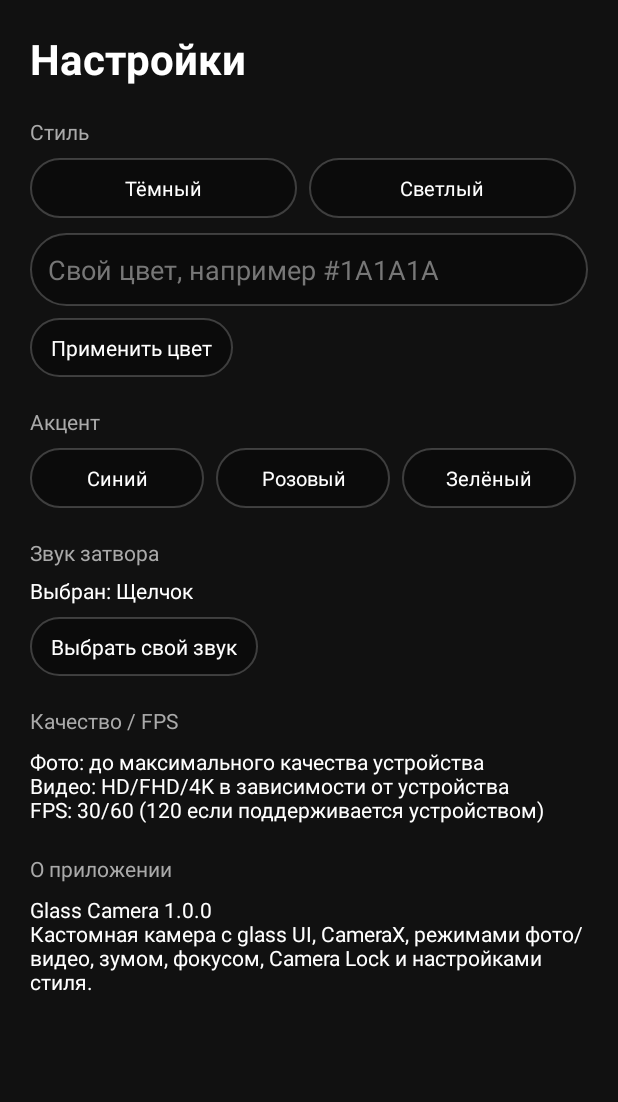
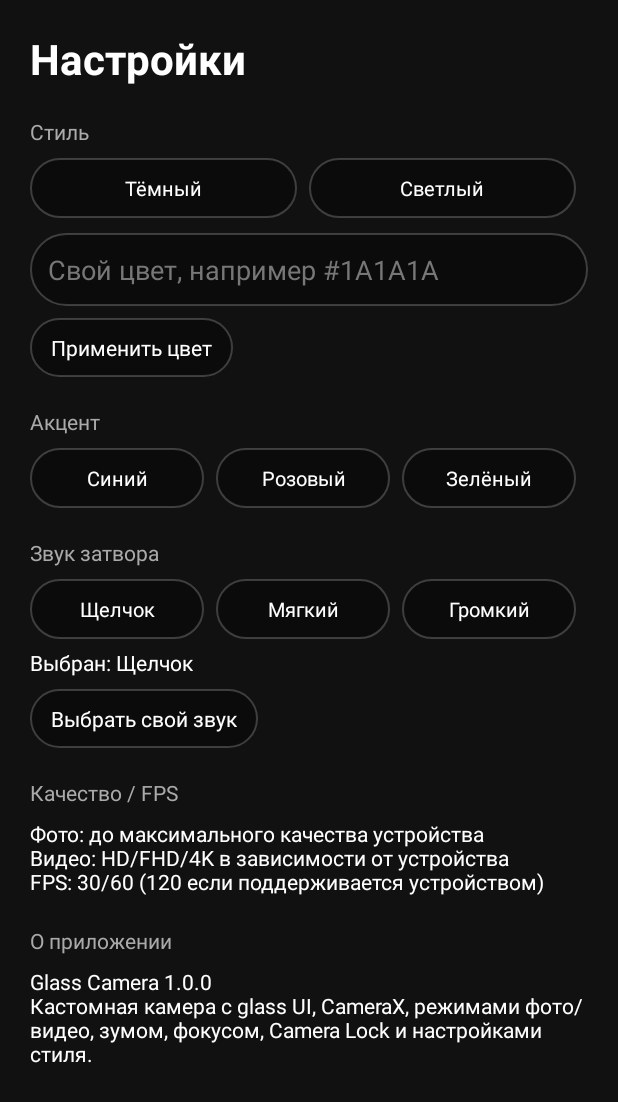
Before and after one commit to artemtralalal/Vibe-CAM-G1, an Android app: the SettingsActivity screen opened directly, with no data from a screen before it, on a phone screen of 412 x 824 dp. Shown: the top 1102 px of the screen. Run offline under Robolectric (Android 15) with nearby library versions, the phone set to English and light mode, and no system bars.

Commit message:
Update app/src/main/res/layout/activity_settings.xml

```diff
--- a/app/src/main/res/layout/activity_settings.xml
+++ b/app/src/main/res/layout/activity_settings.xml
@@ -26,7 +26,12 @@
         </LinearLayout>
 
         <TextView android:layout_width="wrap_content" android:layout_height="wrap_content" android:layout_marginTop="20dp" android:text="Звук затвора" android:textColor="#AAAAAA" android:textSize="14sp" />
-        <TextView android:id="@+id/soundStatus" android:layout_width="wrap_content" android:layout_height="wrap_content" android:layout_marginTop="6dp" android:text="По умолчанию" android:textColor="#FFFFFF" />
+        <LinearLayout android:layout_width="match_parent" android:layout_height="wrap_content" android:layout_marginTop="8dp" android:orientation="horizontal">
+            <TextView android:id="@+id/soundDefault" style="@style/MenuBtn" android:text="Щелчок" />
+            <TextView android:id="@+id/soundSoft" style="@style/MenuBtn" android:text="Мягкий" />
+            <TextView android:id="@+id/soundLoud" style="@style/MenuBtn" android:text="Громкий" />
+        </LinearLayout>
+        <TextView android:id="@+id/soundStatus" android:layout_width="wrap_content" android:layout_height="wrap_content" android:layout_marginTop="6dp" android:text="По умолчанию: Щелчок" android:textColor="#FFFFFF" />
         <TextView android:id="@+id/pickSound" android:layout_width="wrap_content" android:layout_height="wrap_content" android:layout_marginTop="8dp" android:background="@drawable/glass_pill" android:paddingHorizontal="14dp" android:paddingVertical="10dp" android:text="Выбрать свой звук" android:textColor="#FFFFFF" />
 
         <TextView android:layout_width="wrap_content" android:layout_height="wrap_content" android:layout_marginTop="20dp" android:text="Качество / FPS" android:textColor="#AAAAAA" android:textSize="14sp" />
```
